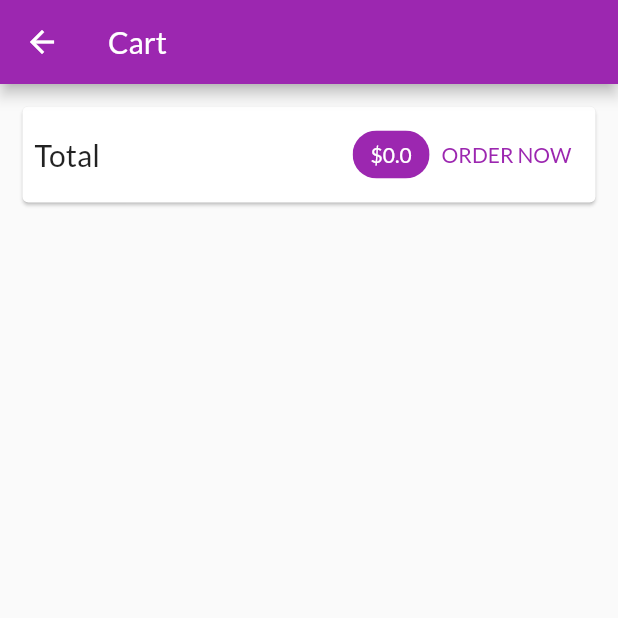
After one commit to VazMF/shop_app, a Flutter app: the CartScreen screen opened by its route, on a phone screen of 412 x 824 dp, the top half of it. The commit adds this screen. Run offline on Flutter 3.47's test engine with Material 2 defaults, Android fonts, the phone set to English and light mode, and no system bars; network calls fail.

Commit message:
Trabalhando na tela do carrinho

```diff
--- a/lib/main.dart
+++ b/lib/main.dart
@@ -1,8 +1,9 @@
 import 'package:flutter/material.dart';
-import './providers/cart.dart';
-import 'package:shop_app/screens/product_detail_screen.dart';
 import 'package:provider/provider.dart';
 
+import './providers/cart.dart';
+import './screens/product_detail_screen.dart';
+import './screens/cart_screen.dart';
 import './screens/product_overview_screen.dart';
 import './providers/products_provider.dart';
 import './screens/product_detail_screen.dart';
@@ -33,6 +34,7 @@ class MyApp extends StatelessWidget {
         home: ProductOverviewScreen(),
         routes: {
           ProductDetailScreen.routeName: (ctx) => ProductDetailScreen(),
+          CartScreen.routeName: (ctx) => CartScreen(),
         },
       ),
     );
--- a/lib/providers/cart.dart
+++ b/lib/providers/cart.dart
@@ -26,6 +26,14 @@ class Cart with ChangeNotifier {
     return _items.length;
   }
 
+  double get totalAmount {
+    var total = 0.0;
+    _items.forEach((key, cartItem) {
+      total += (cartItem.price * cartItem.quantity);
+    });
+    return total;
+  }
+
   void addItem(String productId, double price, String title) {
     if (_items.containsKey(productId)) {
       _items.update(
--- /dev/null
+++ b/lib/screens/cart_screen.dart
@@ -0,0 +1,49 @@
+import 'package:flutter/material.dart';
+import 'package:provider/provider.dart';
+
+import '../providers/cart.dart';
+
+class CartScreen extends StatelessWidget {
+  static const routeName = '/cart';
+
+  @override
+  Widget build(BuildContext context) {
+    final cart = Provider.of<Cart>(context);
+    return Scaffold(
+      appBar: AppBar(
+        title: Text('Cart'),
+      ),
+      body: Column(
+        children: <Widget>[
+          Card(
+            margin: EdgeInsets.all(15),
+            child: Padding(
+              padding: EdgeInsets.all(8),
+              child: Row(
+                mainAxisAlignment: MainAxisAlignment.spaceBetween,
+                children: <Widget>[
+                  Text(
+                    'Total',
+                    style: TextStyle(fontSize: 20),
+                  ),
+                  Spacer(),
+                  Chip(
+                    label: Text(
+                      '\$${cart.totalAmount}',
+                      style: TextStyle(color: Theme.of(context).primaryTextTheme.headline6.color),
+                    ),
+                    backgroundColor: Theme.of(context).primaryColor,
+                  ),
+                  TextButton(
+                    child: Text('ORDER NOW'),
+                    onPressed: () {},
+                  ),
+                ],
+              ),
+            ),
+          ),
+        ],
+      ),
+    );
+  }
+}
--- a/lib/screens/product_overview_screen.dart
+++ b/lib/screens/product_overview_screen.dart
@@ -55,7 +55,9 @@ class _ProductOverviewScreenState extends State<ProductOverviewScreen> {
             ),
             child: IconButton(
               icon: Icon(Icons.shopping_cart),
-              onPressed: () {},
+              onPressed: () {
+                Navigator.of(context).pushNamed('/cart');
+              },
             ),
           ),
         ],
```
